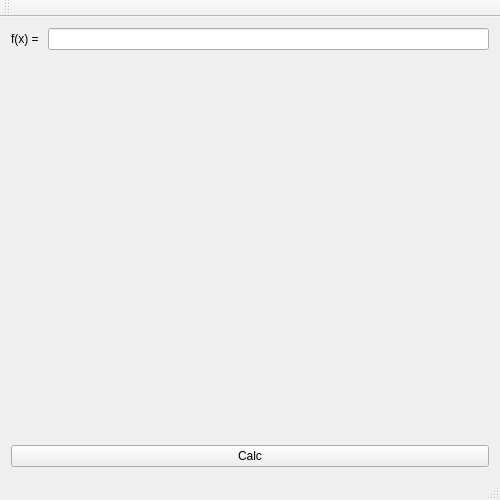
This is mainwindow.ui in Vladius25/qtgraphics as Qt 5 draws it before an edit. The edited form follows.
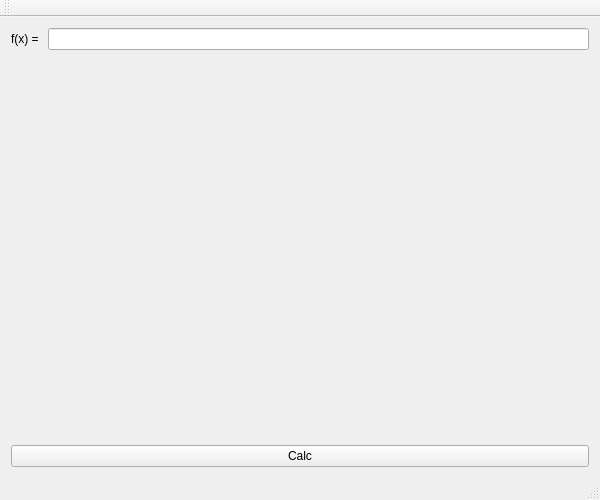
This is the edited form.

```diff
--- a/mainwindow.ui
+++ b/mainwindow.ui
@@ -6,7 +6,7 @@
    <rect>
     <x>0</x>
     <y>0</y>
-    <width>500</width>
+    <width>600</width>
     <height>500</height>
    </rect>
   </property>
```
Left out of the diff: 4 changed lines with no effect on the pictures.
